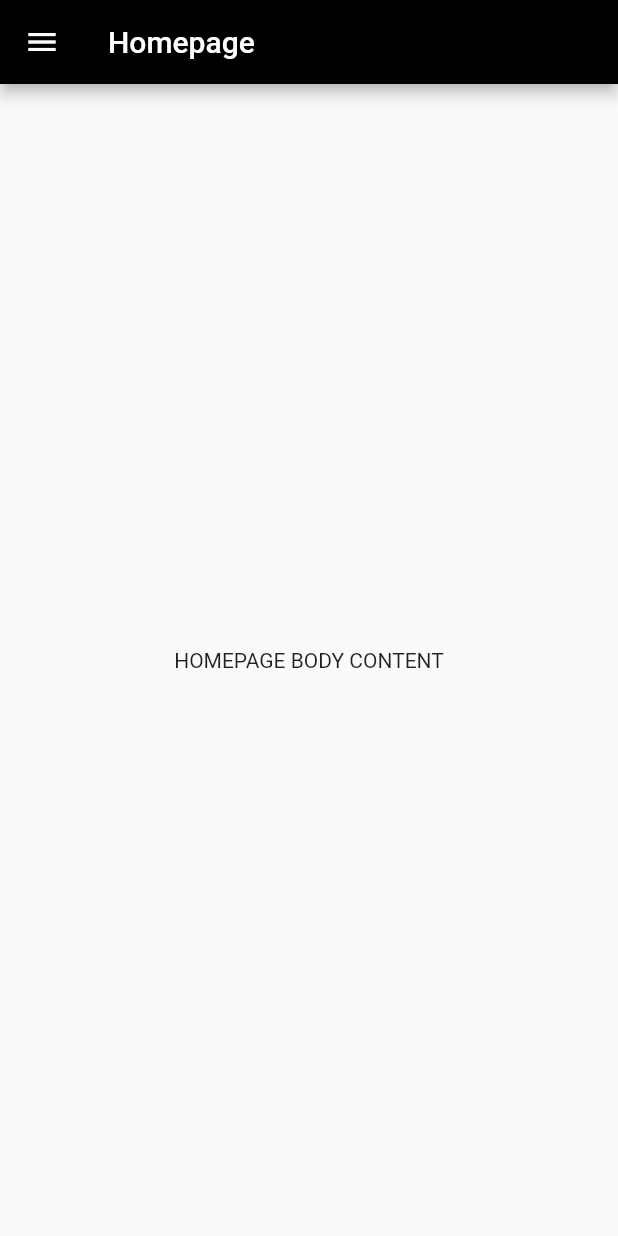
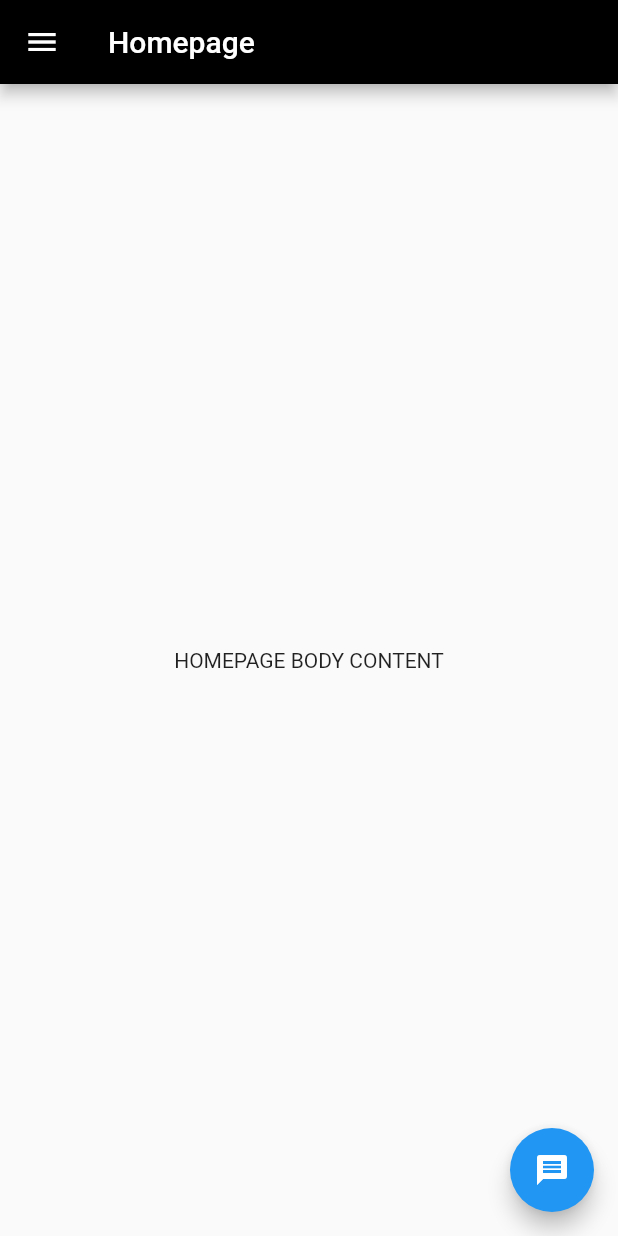
Before and after one commit to AlyAzeemi/flutter-app-test, a Flutter app: the Homescreen screen opened by its route, on a phone screen of 412 x 824 dp. Run offline on Flutter 3.47's test engine with Material 2 defaults, Android fonts, the phone set to English and light mode, and no system bars; our stand-ins replace image_picker.

Commit message:
second commit

```diff
--- a/lib/homeScreen.dart
+++ b/lib/homeScreen.dart
@@ -15,9 +15,14 @@ class Homescreen extends StatelessWidget{
         child: Column(
           mainAxisAlignment: MainAxisAlignment.center,
           children: <Widget>[
-            Text("HOMEPAGE BODY CONTENT")
+            Text("HOMEPAGE BODY CONTENT"),
+
           ],
         ),
+      ),
+      floatingActionButton: FloatingActionButton(
+        onPressed: (){},
+        child: Icon(Icons.message),
       ),
     );
   }
```
